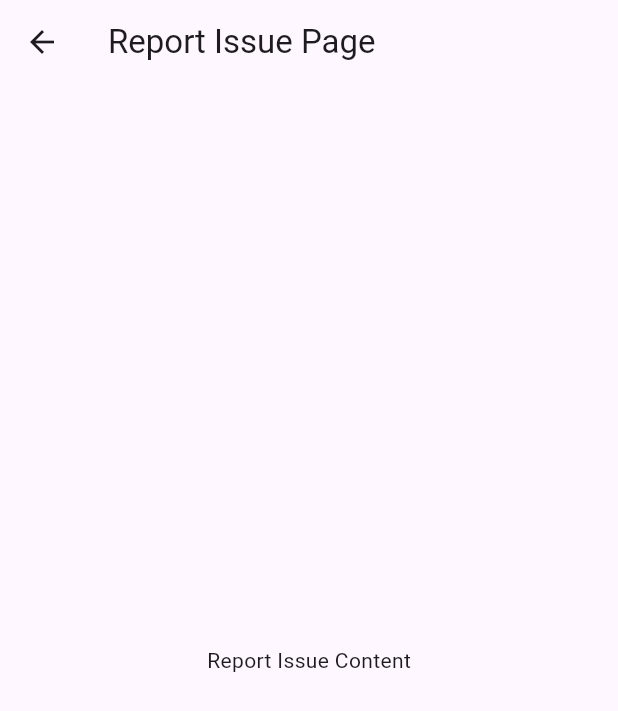
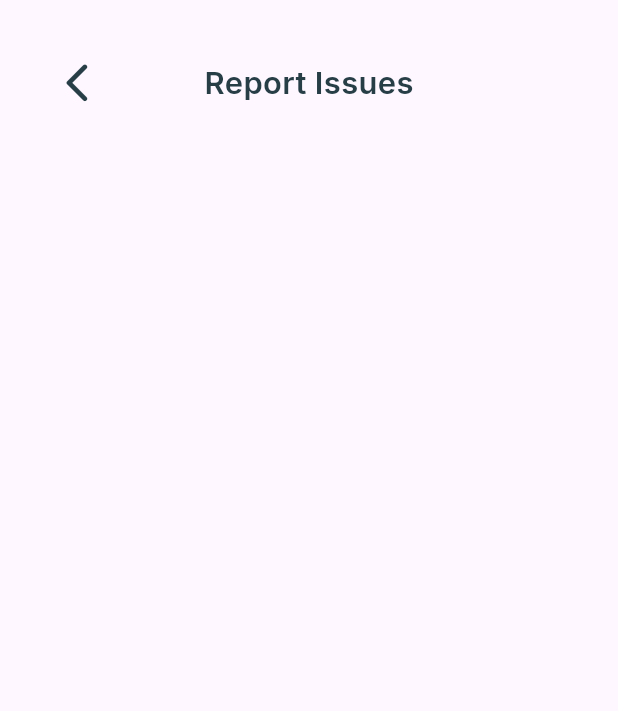
Before and after one commit to harleymamalias/mechanicall_app, a Flutter app: the ReportIssuePage screen opened directly, on a phone screen of 412 x 824 dp. Shown: the top 711 px of the screen. Run offline on Flutter 3.47's test engine with Material 2 defaults, Android fonts, the phone set to English and light mode, and no system bars; our stand-ins replace google_fonts.

```diff
--- a/lib/main.dart
+++ b/lib/main.dart
@@ -42,6 +42,9 @@ class HomePage extends StatelessWidget {
         backgroundColor: tCharcoal,
         body: Column(
           children: [
+            SizedBox(
+              height: 22,
+            ),
             Row(
               mainAxisAlignment: MainAxisAlignment.end,
               children: [
--- a/lib/sidebar/car-owner_history.dart
+++ b/lib/sidebar/car-owner_history.dart
@@ -6,7 +6,9 @@ import '../sidebar/transaction_card.dart';
 class CarOwnerHistoryPage extends StatelessWidget {
   @override
   Widget build(BuildContext context) {
-    return SafeArea(
+    return Container(
+      color: Colors.white,
+      child: SafeArea(
         child: Scaffold(
           body: Column(
             children: [
@@ -77,6 +79,7 @@ class CarOwnerHistoryPage extends StatelessWidget {
             ],
           ),
         ),
+      ),
     );
   }
 }
--- a/lib/sidebar/car-owner_vehicles.dart
+++ b/lib/sidebar/car-owner_vehicles.dart
@@ -6,7 +6,9 @@ import '../sidebar/vehicle_card.dart';
 class OwnedVehiclesPage extends StatelessWidget {
   @override
   Widget build(BuildContext context) {
-    return SafeArea(
+    return Container(
+      color: Colors.white,
+      child: SafeArea(
         child: Scaffold(
           body: Column(
             children: [
@@ -91,6 +93,7 @@ class OwnedVehiclesPage extends StatelessWidget {
             ),
           ),
         ),
+      ),
     );
   }
 }
--- a/lib/sidebar/report_issue.dart
+++ b/lib/sidebar/report_issue.dart
@@ -6,11 +6,52 @@ class ReportIssuePage extends StatelessWidget {
   @override
   Widget build(BuildContext context) {
     return Scaffold(
-      appBar: AppBar(
-        title: Text('Report Issue Page'),
-      ),
-      body: Center(
-        child: Text('Report Issue Content'),
+      body: Column(
+        children: [
+          SizedBox(
+            height: 24,
+          ),
+          Row(
+            mainAxisAlignment: MainAxisAlignment.spaceBetween,
+            crossAxisAlignment: CrossAxisAlignment.center,
+            children: [
+              Container(
+                width: SizeConfig.blockSizeHorizontal! * 25,
+                height: SizeConfig.blockSizeVertical! * 7.5,
+                child: GestureDetector(
+                  onTap: () {
+                    Navigator.pop(context);
+                  },
+                  child: Align(
+                    alignment: Alignment.center,
+                    child: Icon(
+                      Icons.arrow_back_ios_new_rounded,
+                      size: SizeConfig.blockSizeHorizontal! * 7.5,
+                      color: tCharcoal,
+                    ),
+                  ),
+                ),
+              ),
+              Center(
+                child: Text(
+                  'Report Issues',
+                  style: tInterRegular.copyWith(
+                    fontWeight: FontWeight.w600,
+                    color: tCharcoal,
+                    fontSize: SizeConfig.blockSizeHorizontal! * 5,
+                  ),
+                ),
+              ),
+              Container(
+                width: SizeConfig.blockSizeHorizontal! * 25,
+                height: SizeConfig.blockSizeVertical! * 7.5,
+              ),
+            ],
+          ),
+          SizedBox(
+            height: 5,
+          ),
+        ],
       ),
     );
   }
```
Also changed, not shown: lib/sidebar/car-owner_profile.dart (+28 -15 lines), lib/sidebar/premium_page.dart (+12 -8 lines), lib/sidebar/privacy-statement.dart (+10 -2 lines). Lines whose indentation alone changed are shown as unchanged.
